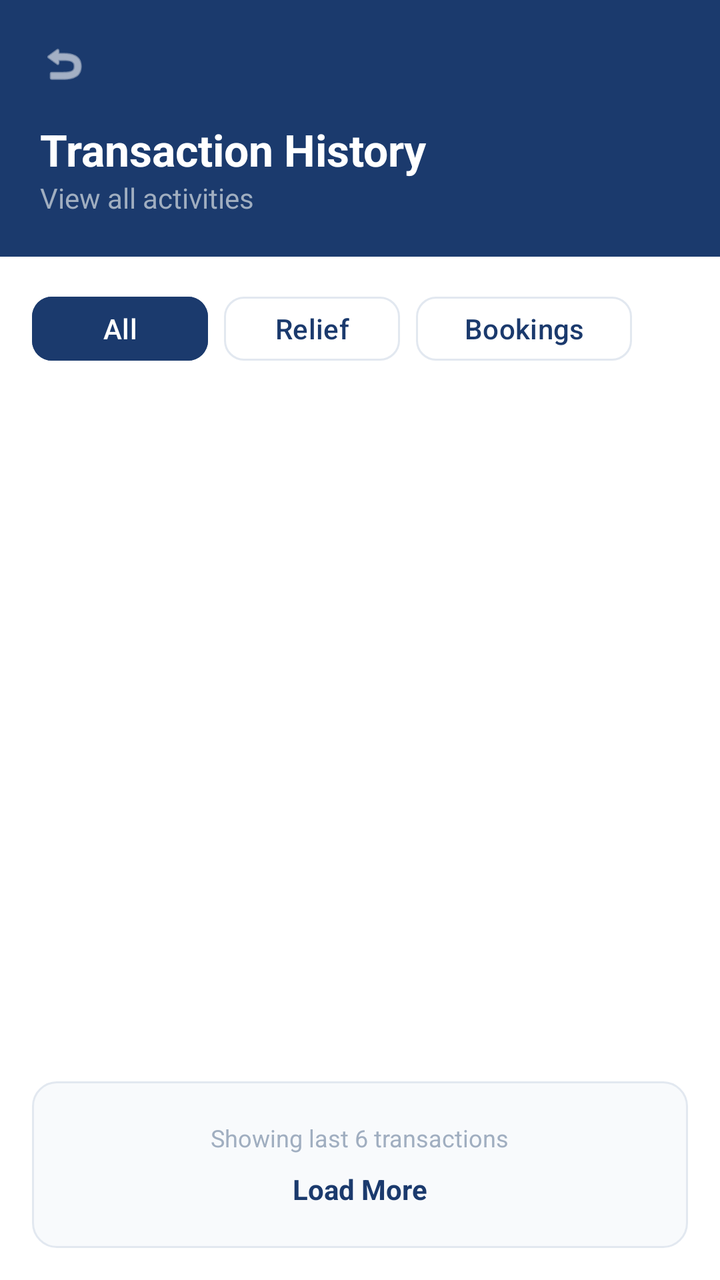
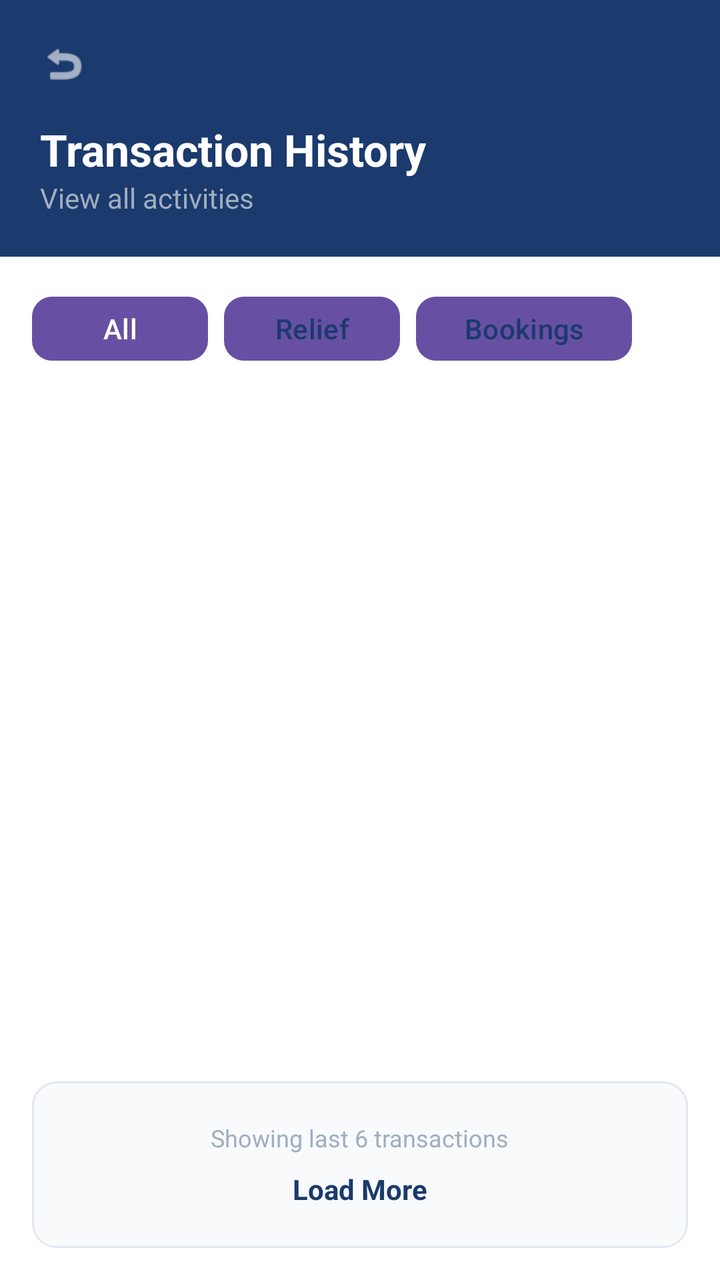

An Android layout rendered at two revisions. The XML below is the earlier revision; the diff shows what the commit changed to produce the second picture.
<!-- AndroidManifest.xml: application theme Theme.BReady -->
<!-- res/layout/activity_resident_history.xml -->
<?xml version="1.0" encoding="utf-8"?>
<LinearLayout
    xmlns:android="http://schemas.android.com/apk/res/android"
    xmlns:app="http://schemas.android.com/apk/res-auto"
    android:layout_width="match_parent"
    android:layout_height="match_parent"
    android:background="#FFFFFF"
    android:orientation="vertical">

    <RelativeLayout
        android:layout_width="match_parent"
        android:layout_height="wrap_content"
        android:background="#1B3A6D"
        android:padding="20dp">

        <ImageView
            android:id="@+id/btnBack"
            android:layout_width="24dp"
            android:layout_height="24dp"
            android:layout_marginBottom="16dp"
            android:src="@android:drawable/ic_menu_revert"
            app:tint="@android:color/white" />

        <TextView
            android:id="@+id/tvTitle"
            android:layout_width="wrap_content"
            android:layout_height="wrap_content"
            android:layout_below="@id/btnBack"
            android:text="Transaction History"
            android:textColor="@android:color/white"
            android:textSize="22sp"
            android:textStyle="bold" />

        <TextView
            android:layout_width="wrap_content"
            android:layout_height="wrap_content"
            android:layout_below="@id/tvTitle"
            android:text="View all activities"
            android:textColor="#A0AEC0"
            android:textSize="14sp" />
    </RelativeLayout>

    <LinearLayout
        android:layout_width="match_parent"
        android:layout_height="wrap_content"
        android:orientation="horizontal"
        android:padding="16dp">

        <Button
            android:id="@+id/btnFilterAll"
            android:layout_width="wrap_content"
            android:layout_height="40dp"
            android:backgroundTint="#1B3A6D"
            android:text="All"
            android:textAllCaps="false"
            android:textColor="@android:color/white"
            app:cornerRadius="10dp" />

        <Button
            android:id="@+id/btnFilterRelief"
            android:layout_width="wrap_content"
            android:layout_height="40dp"
            android:layout_marginStart="8dp"
            android:backgroundTint="#FFFFFF"
            android:text="Relief"
            android:textAllCaps="false"
            android:textColor="#1B3A6D"
            app:strokeColor="#E2E8F0"
            app:strokeWidth="1dp"
            app:cornerRadius="10dp" />

        <Button
            android:id="@+id/btnFilterBookings"
            android:layout_width="wrap_content"
            android:layout_height="40dp"
            android:layout_marginStart="8dp"
            android:backgroundTint="#FFFFFF"
            android:text="Bookings"
            android:textAllCaps="false"
            android:textColor="#1B3A6D"
            app:strokeColor="#E2E8F0"
            app:strokeWidth="1dp"
            app:cornerRadius="10dp" />
    </LinearLayout>

    <ListView
        android:id="@+id/listViewHistory"
        android:layout_width="match_parent"
        android:layout_height="0dp"
        android:layout_weight="1"
        android:layout_marginTop="8dp"
        android:divider="@null"
        android:dividerHeight="0dp"
        android:scrollbars="none" />

    <LinearLayout
        android:layout_width="match_parent"
        android:layout_height="wrap_content"
        android:layout_marginHorizontal="16dp"
        android:layout_marginBottom="16dp"
        android:background="@drawable/edittext_border"
        android:gravity="center"
        android:orientation="vertical"
        android:padding="20dp">

        <TextView
            android:layout_width="wrap_content"
            android:layout_height="wrap_content"
            android:text="Showing last 6 transactions"
            android:textColor="#A0AEC0"
            android:textSize="12sp" />

        <TextView
            android:id="@+id/tvLoadMore"
            android:layout_width="wrap_content"
            android:layout_height="wrap_content"
            android:layout_marginTop="8dp"
            android:text="Load More"
            android:textColor="#1B3A6D"
            android:textSize="14sp"
            android:textStyle="bold" />
    </LinearLayout>

</LinearLayout>
<!-- resources referenced by this layout -->
<resources>
  <!-- drawable edittext_border (drawable) -->
  <?xml version="1.0" encoding="utf-8"?>
  <shape xmlns:android="http://schemas.android.com/apk/res/android">
      <solid android:color="#F8FAFC" /> <stroke android:width="1dp" android:color="#E2E8F0" /> <corners android:radius="12dp" />
  </shape>
  <style name="Theme.BReady" parent="Base.Theme.BReady" />
  <style name="Base.Theme.BReady" parent="Theme.Material3.DayNight.NoActionBar">
          
          
      </style>
</resources>

<!-- the commit's change to res/layout/activity_resident_history.xml (unified diff, before → after) -->
@@ -46,40 +46,33 @@
         android:orientation="horizontal"
         android:padding="16dp">
 
-        <Button
+        <com.google.android.material.button.MaterialButton
             android:id="@+id/btnFilterAll"
             android:layout_width="wrap_content"
             android:layout_height="40dp"
-            android:backgroundTint="#1B3A6D"
             android:text="All"
             android:textAllCaps="false"
             android:textColor="@android:color/white"
             app:cornerRadius="10dp" />
 
-        <Button
+        <com.google.android.material.button.MaterialButton
             android:id="@+id/btnFilterRelief"
             android:layout_width="wrap_content"
             android:layout_height="40dp"
             android:layout_marginStart="8dp"
-            android:backgroundTint="#FFFFFF"
             android:text="Relief"
             android:textAllCaps="false"
             android:textColor="#1B3A6D"
-            app:strokeColor="#E2E8F0"
-            app:strokeWidth="1dp"
             app:cornerRadius="10dp" />
 
-        <Button
+        <com.google.android.material.button.MaterialButton
             android:id="@+id/btnFilterBookings"
             android:layout_width="wrap_content"
             android:layout_height="40dp"
             android:layout_marginStart="8dp"
-            android:backgroundTint="#FFFFFF"
             android:text="Bookings"
             android:textAllCaps="false"
             android:textColor="#1B3A6D"
-            app:strokeColor="#E2E8F0"
-            app:strokeWidth="1dp"
             app:cornerRadius="10dp" />
     </LinearLayout>
 
